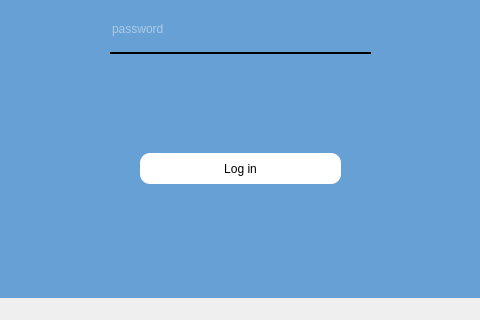
Qt form Ui_Files/crew_login.ui (edejeed/Movie-Ticketing) before a commit; both pictures show x 170 to 650 and y 277 to 597 of the 800 by 597 pixel window.
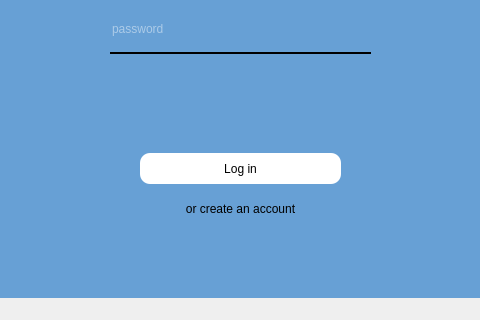
The same form after that commit.

What changed in the file:
```diff
--- a/Ui_Files/crew_login.ui
+++ b/Ui_Files/crew_login.ui
@@ -113,6 +113,37 @@
       <string>Log in</string>
      </property>
     </widget>
+    <widget class="QPushButton" name="signUpButton">
+     <property name="geometry">
+      <rect>
+       <x>340</x>
+       <y>500</y>
+       <width>201</width>
+       <height>31</height>
+      </rect>
+     </property>
+     <property name="styleSheet">
+      <string notr="true">QPushButton{
+background-color: white;
+text-size: 10px;
+border-radius: 10px;
+}
+
+QPushButton:hover{
+	color:rgb(73, 147, 221);
+	background-color: rgb(13, 27, 38);
+}
+#signUpButton {
+background-color: TRANSPARENT;
+}
+#signUpButton:hover{
+color: rgb(0, 0, 255);
+}</string>
+     </property>
+     <property name="text">
+      <string>or create an account</string>
+     </property>
+    </widget>
    </widget>
   </widget>
   <widget class="QMenuBar" name="menubar">
```
